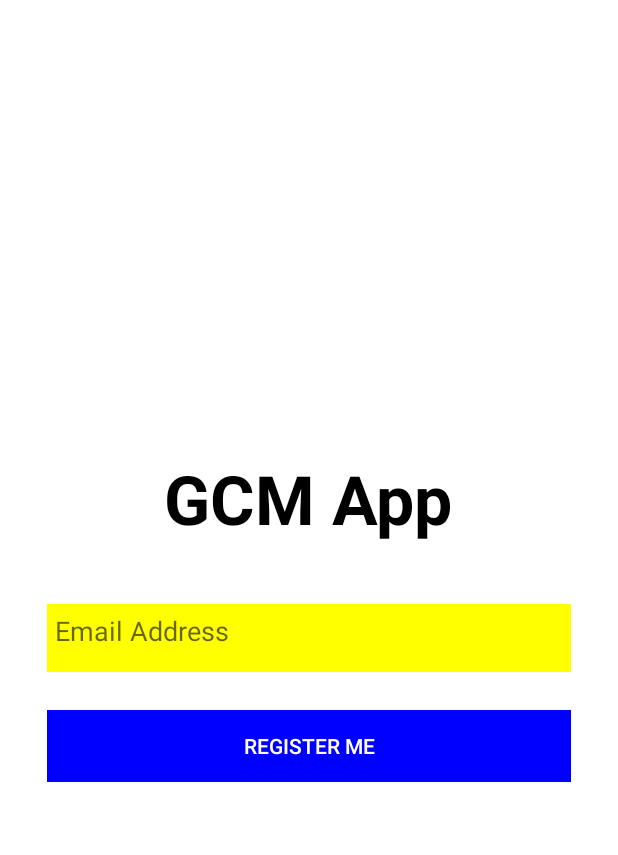
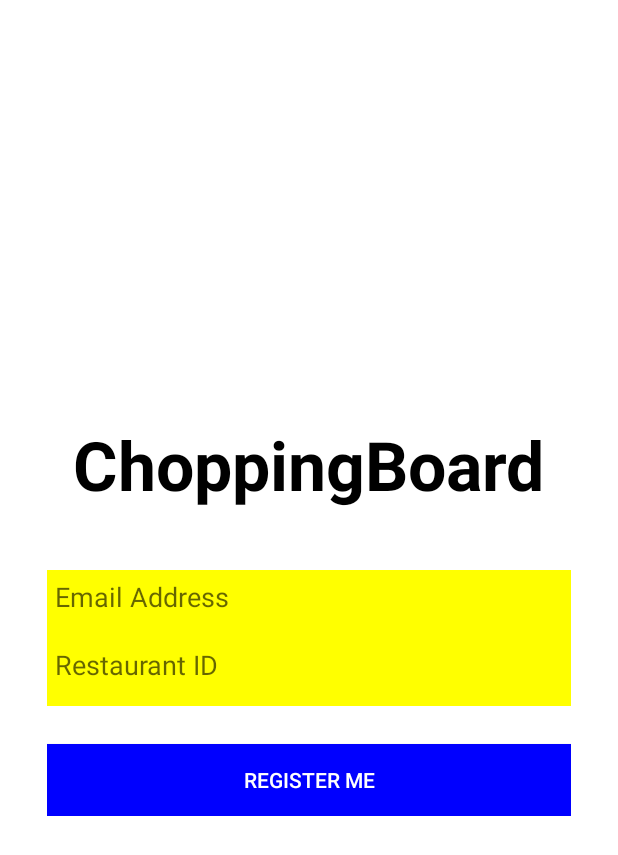
Before and after one commit to grayfore/ChoppingBoard, an Android app: the screen it shows after launch (RegisterScreen), on a phone screen of 412 x 824 dp. Shown: the top 855 px of the screen. Run offline under Robolectric (Android 15) with nearby library versions, the phone set to English and light mode, and no system bars.

Commit message:
added restaurant ID input and databaseHandler comments

```diff
--- a/app/src/main/java/com/choppingboard/v1/RegisterScreen.java
+++ b/app/src/main/java/com/choppingboard/v1/RegisterScreen.java
@@ -37,6 +37,9 @@ public class RegisterScreen extends Activity {
     // The text field for email
     EditText emailET;
 
+    // The text field for restaurant ID
+    EditText idET;
+
     /**
      * Setup process for this class when it is created as an activity externally
      *
@@ -49,6 +52,7 @@ public class RegisterScreen extends Activity {
 
         applicationContext = getApplicationContext();
         emailET = (EditText) findViewById(R.id.email);
+        idET = (EditText) findViewById(R.id.restoId);
 
         prgDialog = new ProgressDialog(this);
         prgDialog.setMessage("Please wait...");
@@ -71,6 +75,10 @@ public class RegisterScreen extends Activity {
                 new IntentFilter(QuickstartPreferences.REGISTRATION_FAILED));
     }
 
+    /**
+     * Receiver for registration success in-app message
+     *
+     */
     private BroadcastReceiver sMessageReceiver = new BroadcastReceiver() {
         /**
          * Processes run when registration id is successfully sent to a third-party server
@@ -80,6 +88,7 @@ public class RegisterScreen extends Activity {
          */
         @Override
         public void onReceive(Context context, Intent intent) {
+            prgDialog.dismiss();
             Toast.makeText(applicationContext, "Registration successful!",
                     Toast.LENGTH_LONG).show();
             Intent i = new Intent(RegisterScreen.this, DashBoard.class);
@@ -88,6 +97,9 @@ public class RegisterScreen extends Activity {
         }
     };
 
+    /**
+     * Receiver for registration failure in-app message
+     */
     private BroadcastReceiver fMessageReceiver = new BroadcastReceiver() {
         /**
          * Processes run when registration id sending fails
@@ -97,6 +109,7 @@ public class RegisterScreen extends Activity {
          */
         @Override
         public void onReceive(Context context, Intent intent) {
+            prgDialog.dismiss();
             Toast.makeText(
                     applicationContext,
                     "Reg ID Creation Failed.\n\nEither you haven't enabled Internet or GCM server is busy right now. Make sure you enabled Internet and try registering again after some time."
@@ -110,7 +123,9 @@ public class RegisterScreen extends Activity {
      * @param view The register button
      */
     public void RegisterUser(View view) {
+        prgDialog.show();
         String emailID = emailET.getText().toString();
+        String restoId = idET.getText().toString();
 
         if (!TextUtils.isEmpty(emailID) && Utility.validate(emailID)) {
 
@@ -118,6 +133,7 @@ public class RegisterScreen extends Activity {
 
                 Intent intent = new Intent(this, RegistrationIntentService.class);
                 intent.putExtra("email", emailID);
+                intent.putExtra("restaurant", restoId);
                 startService(intent);
 
             }
--- a/app/src/main/java/com/choppingboard/v1/RegistrationIntentService.java
+++ b/app/src/main/java/com/choppingboard/v1/RegistrationIntentService.java
@@ -50,6 +50,7 @@ public class RegistrationIntentService extends IntentService {
     public static final String REG_ID = "regId";
     public static final String EMAIL_ID = "eMailId";
     private String email;
+    private String restoID;
 
     /**
      * Setup process for this class when it is created as an object externally
@@ -67,6 +68,7 @@ public class RegistrationIntentService extends IntentService {
     @Override
     protected void onHandleIntent(Intent intent) {
         email = intent.getStringExtra("email");
+        restoID = intent.getStringExtra("restaurant");
         SharedPreferences sharedPreferences = PreferenceManager.getDefaultSharedPreferences(this);
 
         try {
@@ -108,6 +110,7 @@ public class RegistrationIntentService extends IntentService {
         try {
             json.put("token", token);
             json.put("email", email);
+            json.put("restaurant_ID", restoID);
         } catch (JSONException e) {
             e.printStackTrace();
             Log.d(TAG, e.toString());
--- a/app/src/main/res/layout/activity_register_screen.xml
+++ b/app/src/main/res/layout/activity_register_screen.xml
@@ -37,11 +37,26 @@
                 android:layout_width="fill_parent"
                 android:layout_height="wrap_content"
                 android:layout_marginBottom="10dp"
+                android:inputType="textWebEmailAddress"
                 android:background="@null"
                 android:hint="@string/email"
                 android:padding="5dp"
                 android:singleLine="true"
                 android:id="@+id/email"
+                android:textColor="@color/black"
+
+                />
+
+            <EditText
+                android:layout_width="fill_parent"
+                android:layout_height="wrap_content"
+                android:layout_marginBottom="10dp"
+                android:background="@null"
+                android:inputType="number"
+                android:hint="@string/restoID"
+                android:padding="5dp"
+                android:singleLine="true"
+                android:id="@+id/restoId"
                 android:textColor="@color/black"
 
                 />
--- a/app/src/main/res/values/strings.xml
+++ b/app/src/main/res/values/strings.xml
@@ -39,8 +39,9 @@
     <string name="title_activity_build_screen">Build Screen</string>
     <string name="title_activity_build_area">BuildArea</string>
     <string name="title_activity_registerpage">registerpage</string>
-    <string name="welcome_txt">GCM App</string>
+    <string name="welcome_txt">ChoppingBoard</string>
     <string name="email">Email Address</string>
+    <string name="restoID">Restaurant ID</string>
     <string name="login">Register Me</string>
     <string name="defaultmsg">Message sent by server will appear here.</string>
     <string name="msg_title">Message</string>
```
Also changed, not shown: app/src/main/java/com/choppingboard/v1/DatabaseHandler.java (+76 -7 lines).
